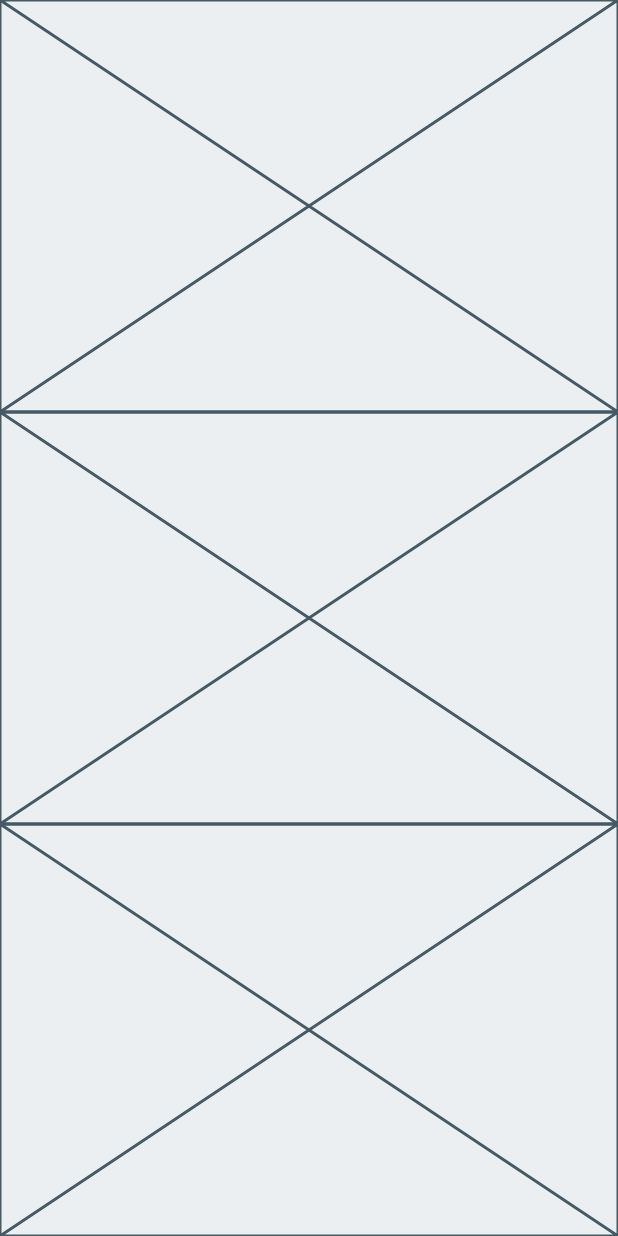
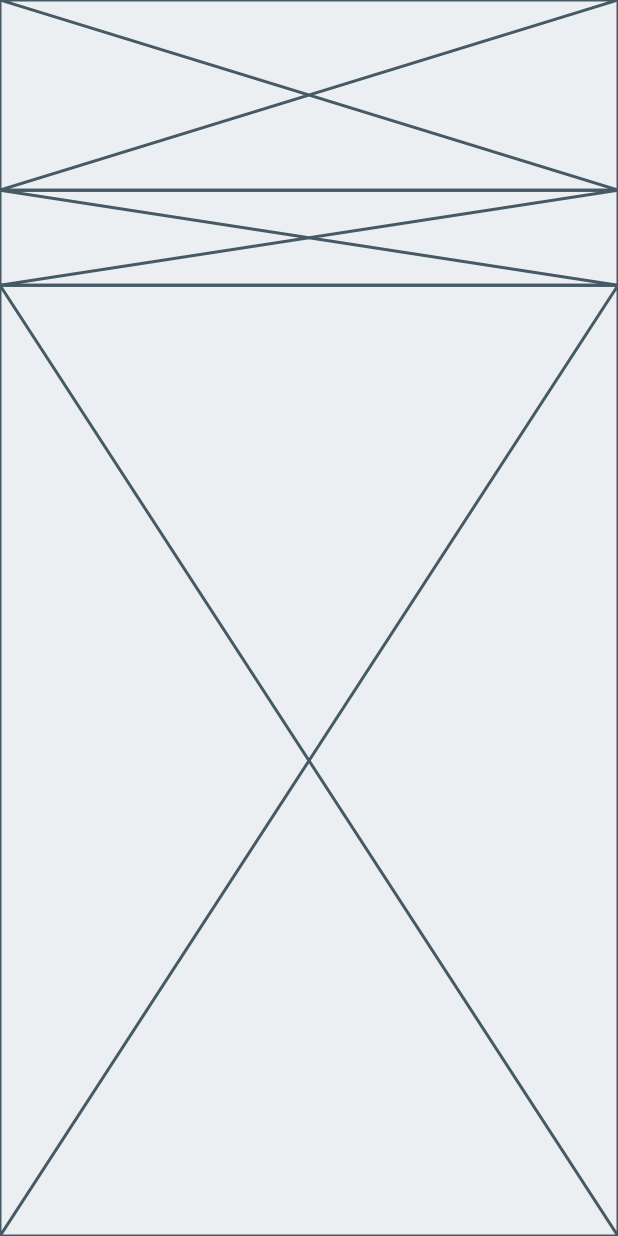
Before and after one commit to JAICHANGPARK/flutter_notebook_11th_story, a Flutter app: the screen it shows after launch, on a phone screen of 412 x 824 dp. Run offline on Flutter 3.47's test engine with Material 2 defaults, Android fonts, the phone set to English and light mode, and no system bars; our stand-ins replace backdrop, badges, flutter_inner_drawer, flutter_slidable, flutter_swiper, google_fonts.

Commit message:
Update offers_home_page.dart

```diff
--- a/lib/ep741_offers_app/ui/offers_home_page.dart
+++ b/lib/ep741_offers_app/ui/offers_home_page.dart
@@ -14,9 +14,14 @@ class _OffersHomePageState extends State<OffersHomePage> {
         child: Column(
           crossAxisAlignment: CrossAxisAlignment.start,
           children: [
-            Expanded(child: Placeholder()),
-            Expanded(child: Placeholder()),
-            Expanded(child: Placeholder()),
+            Expanded(
+                flex: 2,
+                child: Placeholder()),
+            Expanded(
+                flex:1,child: Placeholder()),
+            Expanded(
+                flex: 10,
+                child: Placeholder()),
           ],
         ),
       ),
```
